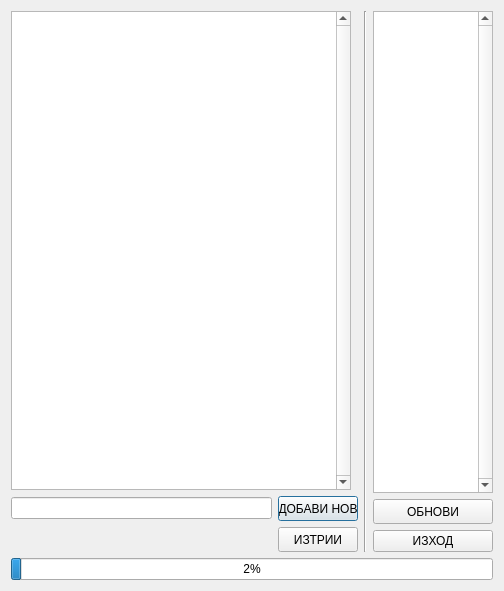
The window that dialogchannelsettings.ui (farm2440/ThermoLog-PC) describes before a commit, drawn with Qt 5.
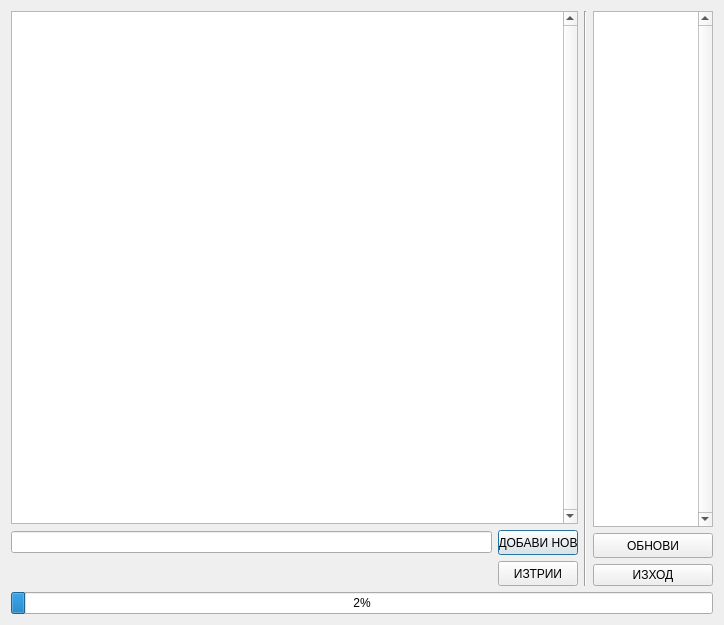
The same window after the commit.

```diff
--- a/dialogchannelsettings.ui
+++ b/dialogchannelsettings.ui
@@ -6,25 +6,25 @@
    <rect>
     <x>0</x>
     <y>0</y>
-    <width>504</width>
-    <height>591</height>
+    <width>724</width>
+    <height>625</height>
    </rect>
   </property>
   <property name="sizePolicy">
-   <sizepolicy hsizetype="Fixed" vsizetype="Preferred">
+   <sizepolicy hsizetype="Preferred" vsizetype="Preferred">
     <horstretch>0</horstretch>
     <verstretch>0</verstretch>
    </sizepolicy>
   </property>
   <property name="minimumSize">
    <size>
-    <width>504</width>
+    <width>0</width>
     <height>0</height>
    </size>
   </property>
   <property name="maximumSize">
    <size>
-    <width>504</width>
+    <width>16777215</width>
     <height>16777215</height>
    </size>
   </property>
@@ -47,20 +47,20 @@
          <item>
           <widget class="QTableWidget" name="tableChannels">
            <property name="sizePolicy">
-            <sizepolicy hsizetype="Fixed" vsizetype="Expanding">
+            <sizepolicy hsizetype="Expanding" vsizetype="Expanding">
              <horstretch>0</horstretch>
              <verstretch>0</verstretch>
             </sizepolicy>
            </property>
            <property name="minimumSize">
             <size>
-             <width>340</width>
+             <width>0</width>
              <height>0</height>
             </size>
            </property>
            <property name="maximumSize">
             <size>
-             <width>340</width>
+             <width>16777215</width>
              <height>16777215</height>
             </size>
            </property>
```
Left out of the diff: 2 changed lines with no effect on the pictures.
